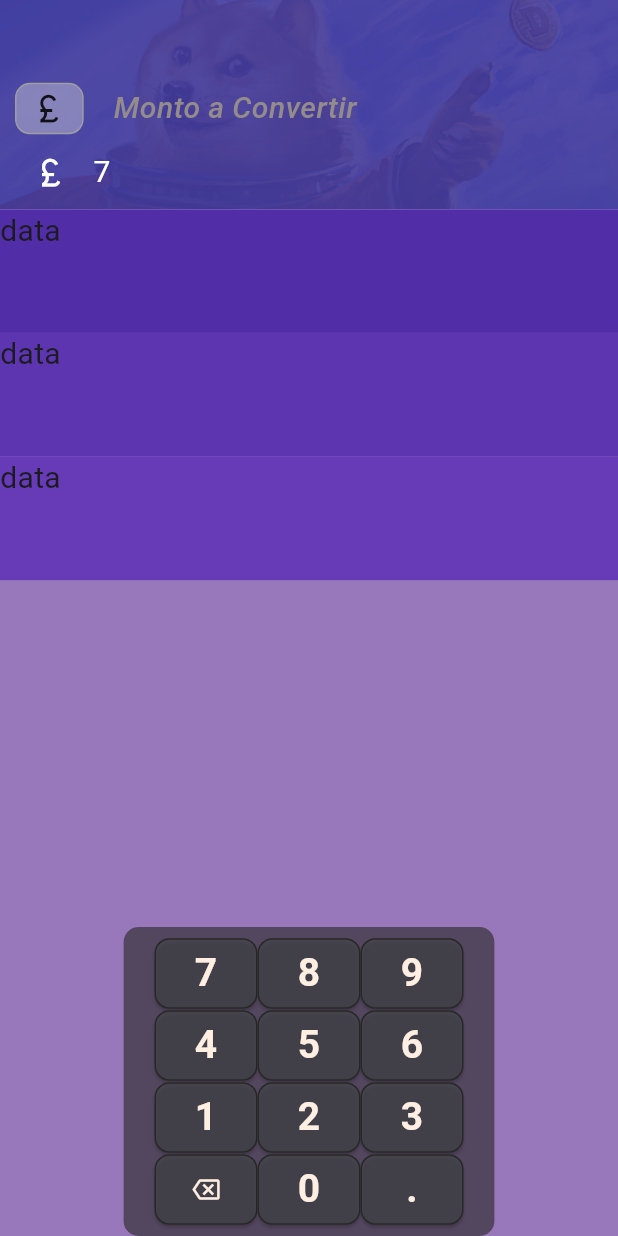
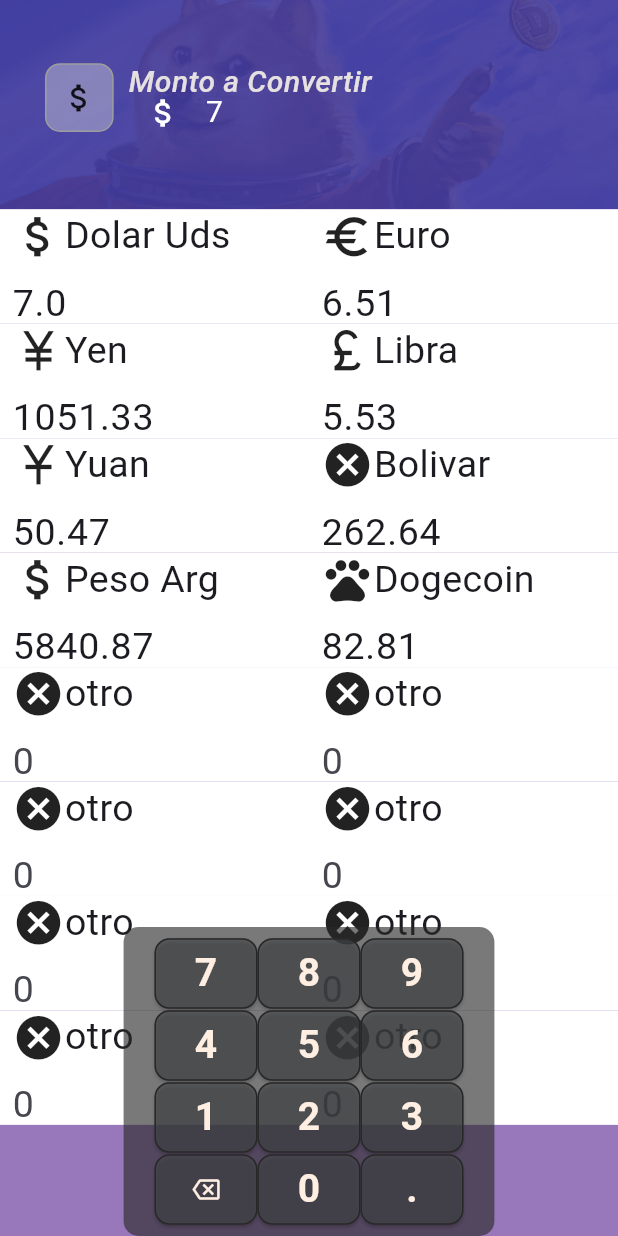
Before and after one commit to DannyAJJ/moneda, a Flutter app: the screen it shows after launch, after a tap on an icon or button, on a phone screen of 412 x 824 dp. Run offline on Flutter 3.47's test engine with Material 3 defaults, Android fonts, the phone set to English and light mode, and no system bars; our stand-ins replace popover.

Commit message:
ya tengo el back
casi todo listo para entegar, super feo pero entregable

```diff
--- a/lib/botonpop.dart
+++ b/lib/botonpop.dart
@@ -11,7 +11,7 @@ class Botondivisa extends StatelessWidget {
     return GestureDetector(
       onTap:() { showPopover(context: context, bodyBuilder: (context) => const principal.Menu(),
       width: 200,
-      height: 203,
+      height: 256,
       backgroundColor: const Color.fromRGBO(69, 39, 160, 1),
       direction: PopoverDirection.bottom
       );
@@ -19,7 +19,7 @@ class Botondivisa extends StatelessWidget {
       },
       child: Container(
         width: MediaQuery.of(context).size.width/9,
-        height: MediaQuery.of(context).size.height/24,
+        height: MediaQuery.of(context).size.height/18,
         decoration: BoxDecoration(
           border: Border.all(color: Colors.grey),
           borderRadius: BorderRadius.circular(10),
--- a/lib/globales.dart
+++ b/lib/globales.dart
@@ -3,4 +3,15 @@ import 'package:flutter/material.dart';
 bool coma= false;
  TextEditingController textedid = TextEditingController();
  TextEditingController textleer = TextEditingController();
- IconData iconoactual= Icons.currency_pound;
+  TextEditingController dolar = TextEditingController();
+  TextEditingController euro = TextEditingController();
+  TextEditingController yen = TextEditingController();
+  TextEditingController libra = TextEditingController();
+  TextEditingController yuan = TextEditingController();
+  TextEditingController bolivar = TextEditingController();
+  TextEditingController arg = TextEditingController();
+  TextEditingController doge = TextEditingController();
+  TextEditingController otro = TextEditingController();
+ IconData iconoactual= Icons.attach_money;
+ int moneda = 0;
+ String tabulado = '0';
--- a/lib/main.dart
+++ b/lib/main.dart
@@ -1,9 +1,7 @@
 import 'package:flutter/material.dart';
-import 'package:moneda/lista.dart';
+import 'package:flutter/services.dart';
 import 'globales.dart' as globales;
 import 'botonpop.dart' as popsito;
-
-const List<String> moneda = <String>['Bolivar', 'Dolar', 'Yen', 'Euro'];
 double resp= 0;
 String? valor1="Dolar", valor2="Bolivar";
 void main() {
@@ -38,9 +36,6 @@ class MyHomePage extends StatefulWidget {
 }
 
 class _MyHomePageState extends State<MyHomePage> {
-int seleccionado = 0 ;
-
-
   @override
   Widget build(BuildContext context) {
 
@@ -58,19 +53,19 @@ int seleccionado = 0 ;
 
                   children: [
                     Container(
-                      padding: const EdgeInsets.fromLTRB(10, 0, 10, 50),
+                      padding: const EdgeInsets.fromLTRB(30, 0, 10, 50),
                       child: const popsito.Botondivisa(),
                     ),
 
                     Container(
                     alignment: Alignment.topLeft,
-                    padding: const EdgeInsets.fromLTRB(10, 0, 10, 50),
+                    padding: const EdgeInsets.fromLTRB(0, 0, 10, 70),
 
                   child: const Text(
                     "Monto a Convertir",
                     style: TextStyle(
                       fontSize: 20,
-                      color: Color.fromRGBO(148, 140, 140, 1),
+                      color: Color.fromRGBO(230, 224, 224, 1),
                       fontStyle: FontStyle.italic
                     ),
                   ),
@@ -78,10 +73,11 @@ int seleccionado = 0 ;
                   ],
                 ),
                   Container(
-                    padding: const EdgeInsets.symmetric(horizontal: 10),
+                    padding: const EdgeInsets.fromLTRB(85,0,0,40),
                     child: TextField(
                 controller: globales.textleer,
                 canRequestFocus: false,
+
                 onChanged:(value) {
                   convertir(valor1, valor2, globales.textedid, globales.textleer);
                 },
@@ -92,6 +88,8 @@ int seleccionado = 0 ;
                 decoration:  InputDecoration(
                 prefixIcon:  Icon(globales.iconoactual),
                 border: InputBorder.none,
+                hintText: '0',
+                hintStyle: const TextStyle(color: Colors.white),
                 prefixIconColor: Colors.white,
                 ),
               ),
@@ -103,28 +101,27 @@ int seleccionado = 0 ;
                 alignment: Alignment.bottomCenter,
                 children: [
                   Container( color: const Color.fromRGBO(152, 120, 186, 1),child:
-                  GridView.count(crossAxisCount: 1
-                  , childAspectRatio: 5,
+                  GridView.count(crossAxisCount: 2
+                  , childAspectRatio: 2.7,
                   children: [
 
-              Container(
+              disp(context, Icons.attach_money, 'Dolar Uds', globales.dolar),
+              disp(context, Icons.euro, 'Euro', globales.euro),
+              disp(context, Icons.currency_yen, 'Yen', globales.yen),
+              disp(context, Icons.currency_pound, 'Libra', globales.libra),
+              disp(context, Icons.currency_yuan, 'Yuan', globales.yuan),
+              disp(context, Icons.cancel, 'Bolivar', globales.bolivar),
+              disp(context, Icons.attach_money, 'Peso Arg', globales.arg),
+              disp(context, Icons.pets, 'Dogecoin', globales.doge),
+              disp(context, Icons.cancel, 'otro', globales.otro),
+              disp(context, Icons.cancel, 'otro', globales.otro),
+              disp(context, Icons.cancel, 'otro', globales.otro),
+              disp(context, Icons.cancel, 'otro', globales.otro),
+              disp(context, Icons.cancel, 'otro', globales.otro),
+              disp(context, Icons.cancel, 'otro', globales.otro),
+              disp(context, Icons.cancel, 'otro', globales.otro),
+              disp(context, Icons.cancel, 'otro', globales.otro),
 
-                width: MediaQuery.of(context).size.width,
-                color: Colors.deepPurple[700],
-                child: const Text('data',style: TextStyle(fontSize: 20),),
-              ),
-              Container(
-
-                width: MediaQuery.of(context).size.width,
-                color: Colors.deepPurple[600],
-                child: const Text('data',style: TextStyle(fontSize: 20),),
-              ),
-              Container(
-
-                width: MediaQuery.of(context).size.width,
-                color: Colors.deepPurple[500],
-                child: const Text('data',style: TextStyle(fontSize: 20),),
-              ),
                   ],)
                   ),
                   Container(
@@ -254,35 +251,43 @@ convertir (String? valor1,String? valor2,TextEditingController editar, TextEditi
     editar.text= "";
     return;
   }
-    switch (valor1) {
-      case "Dolar":
+    switch (globales.moneda) {
+      case 0:
         control = lectura;
       break;
-      case "Bolivar":
-        control= lectura/36.29;
-      break;
-      case "Yen":
-        control= lectura/148.62;
-      break;
-      case "Euro":
+      case 1:
         control= lectura/0.93;
       break;
-  }
-  switch (valor2) {
-      case "Dolar":
-        control= control;
+      case 2:
+        control= lectura/150.19;
       break;
-      case "Bolivar":
-        control= control*36.29;
+      case 3:
+        control= lectura/0.79;
       break;
-      case "Yen":
-        control= control*148.62;
+      case 4:
+        control= lectura/7.21;
       break;
-      case "Euro":
-        control= control*0.93;
+      case 5:
+        control= lectura/37.52;
+      break;
+      case 6:
+        control= lectura/834.41;
+      break;
+      case 7:
+        control= lectura/11.83;
       break;
   }
-  editar.text=(((control*100).roundToDouble())/100).toString();
+  globales.tabulado=(((control*100).roundToDouble())/100).toString();
+
+  globales.dolar.text = globales.tabulado;
+  globales.euro.text = ((((control*0.93)*100).roundToDouble())/100).toString();
+  globales.yen.text = ((((control*150.19)*100).roundToDouble())/100).toString();
+  globales.libra.text = ((((control*0.79)*100).roundToDouble())/100).toString();
+  globales.yuan.text = ((((control*7.21)*100).roundToDouble())/100).toString();
+  globales.bolivar.text = ((((control*37.52)*100).roundToDouble())/100).toString();
+  globales.arg.text = ((((control*834.41)*100).roundToDouble())/100).toString();
+  globales.doge.text = ((((control*11.83)*100).roundToDouble())/100).toString();
+
 }
 /*bool comas (bool coma){
   if (coma) {return false;}else {return true;}
@@ -290,18 +295,53 @@ convertir (String? valor1,String? valor2,TextEditingController editar, TextEditi
 boton (String presionado, TextEditingController leer){
  switch (presionado){
   case 'b':
+    // ignore: unnecessary_null_comparison
     if (leer.text.characters.last=='.'){globales.coma=false;}
+    if (leer.text.length==1){leer.text= '0';}else{
     leer.text = leer.text.characters.getRange(0,leer.text.length-1).toString();
+    }
   break;
   case '.':
-    globales.coma= true;
-    leer.text = leer.text + presionado ;
+    if(leer.text!=''){
+      globales.coma= true;
+      leer.text = leer.text + presionado ;
+    }
+
   break;
   default:
-    leer.text = leer.text + presionado ;
+    if (leer.text=='0'){leer.text=presionado;}else{
+     leer.text = leer.text + presionado ;
+    }
+
   break;
  }
 }
+
+Widget disp(BuildContext context,IconData icono, String? textod, TextEditingController control ){
+  return Container(
+    padding: EdgeInsets.symmetric(horizontal: MediaQuery.of(context).size.width*0.02),
+  width: MediaQuery.of(context).size.width,
+  color: Colors.white,
+  child:  Column( children: [
+    Row(children: [
+  Icon(icono, size: 35),
+  Text(textod.toString() ,style: const TextStyle(fontSize: 25))
+  ],),
+  TextField(
+    controller:control,
+    showCursor: false,
+    mouseCursor: SystemMouseCursors.basic,
+    canRequestFocus: false,
+    decoration: const InputDecoration(
+      hintText: '0',
+      border: InputBorder.none
+    ),
+    style: const TextStyle(fontSize: 25,),
+  ),
+  /*Text(control.text,style: const TextStyle(fontSize: 25),)*/],) );
+
+}
+
 Widget botonpad(BuildContext context, String? value,IconData? icon, TextEditingController leer) {
     return ElevatedButton(onPressed: (){
 
@@ -312,6 +352,7 @@ Widget botonpad(BuildContext context, String? value,IconData? icon, TextEditingC
           boton('b', leer);
       }
       convertir(valor1, valor2, globales.textedid, globales.textleer);
+
     },
     style: ButtonStyle(
       backgroundColor: MaterialStateColor.resolveWith((states) => const Color.fromRGBO(68, 71, 74, 0.616)),
@@ -341,3 +382,30 @@ Widget botonpad(BuildContext context, String? value,IconData? icon, TextEditingC
     IconData icono= globales.iconoactual;
     return icono;
   }
+  Widget salida(BuildContext context){
+    return ElevatedButton(
+      onPressed: (){
+
+      },
+      style: ButtonStyle(
+      backgroundColor: MaterialStateColor.resolveWith((states) => const Color.fromRGBO(68, 71, 74, 0.616)),
+      side: MaterialStateBorderSide.resolveWith((states) => const BorderSide(color: Color.fromRGBO(41, 40, 40, 1))),
+      fixedSize: MaterialStateProperty.resolveWith((states) =>
+        Size(
+          (MediaQuery.of(context).size.width/6),
+          (MediaQuery.of(context).size.height/2.5/7)
+          )),
+      shape: MaterialStateProperty.all<RoundedRectangleBorder>(
+        RoundedRectangleBorder(
+          borderRadius: BorderRadius.circular(10))
+        ),
+
+      ),
+      child:
+       Row(
+        children: [
+         Icon(Icons.rate_review),
+         Text('Desplegar Teclado')
+        ],)
+        );
+  }
```
Also changed, not shown: lib/divisas.dart (+53 -44 lines).
